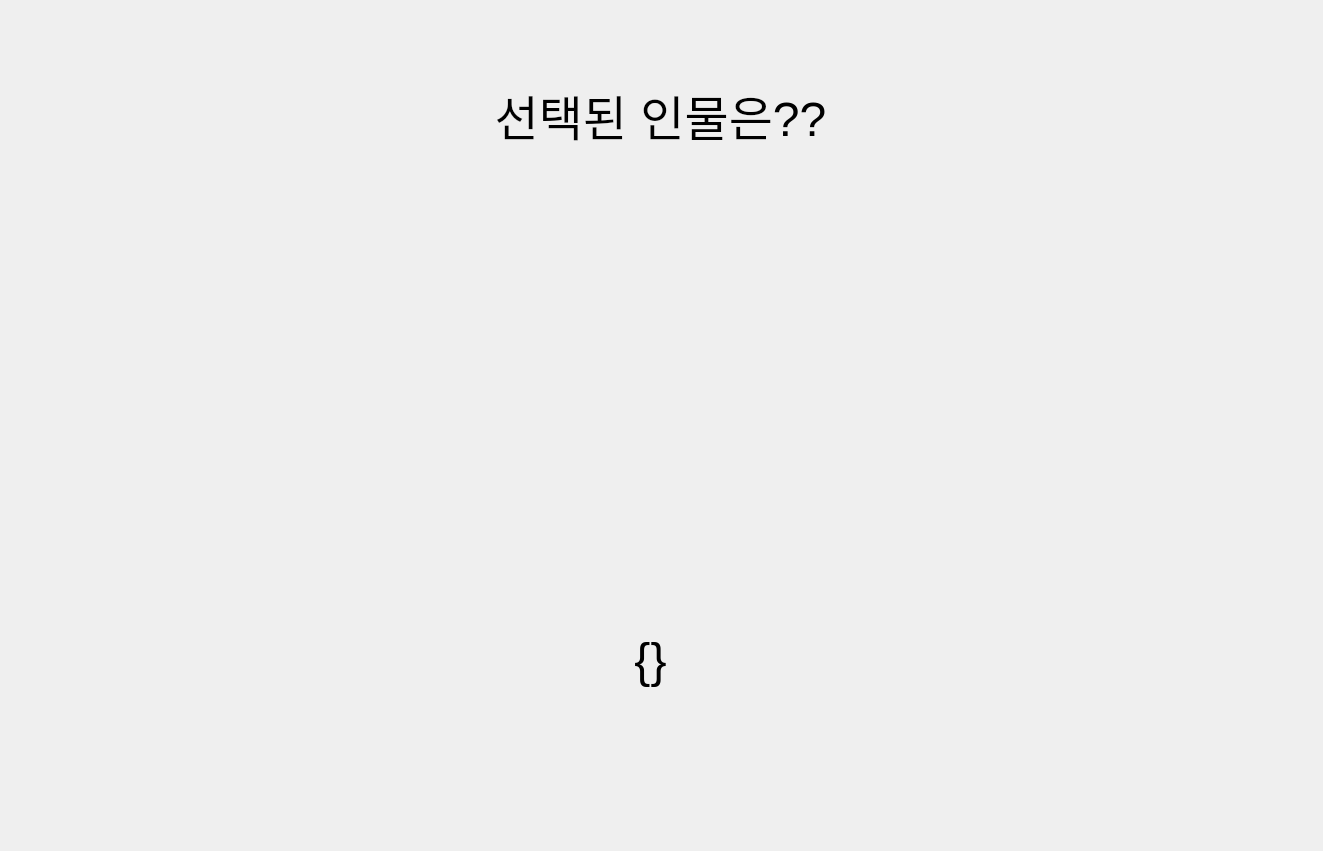
Above: src/mind/qt6/UI/EmotionBoard.ui from RE-STED/RE-STED-front before the change. Below: the same form after it.
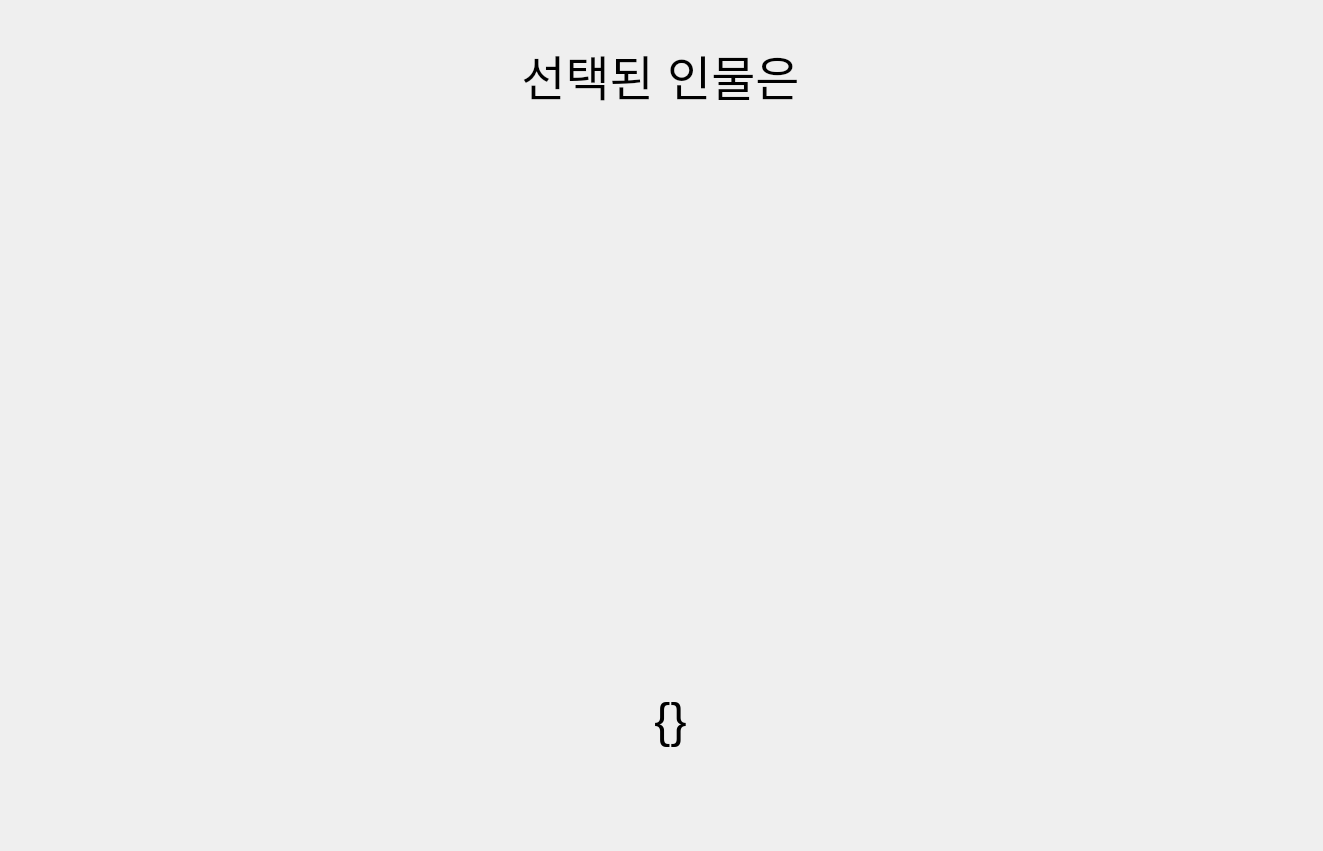
That is the form after the change.

Commit message: Emotion 이미지 깨짐 해결

```diff
--- a/src/mind/qt6/UI/EmotionBoard.ui
+++ b/src/mind/qt6/UI/EmotionBoard.ui
@@ -62,20 +62,20 @@
     <property name="geometry">
      <rect>
       <x>410</x>
-      <y>80</y>
+      <y>40</y>
       <width>501</width>
       <height>61</height>
      </rect>
     </property>
     <property name="text">
-     <string>&lt;html&gt;&lt;head/&gt;&lt;body&gt;&lt;p align=&quot;center&quot;&gt;&lt;span style=&quot; font-size:36pt;&quot;&gt;선택된 인물은??&lt;/span&gt;&lt;/p&gt;&lt;/body&gt;&lt;/html&gt;</string>
+     <string>&lt;html&gt;&lt;head/&gt;&lt;body&gt;&lt;p align=&quot;center&quot;&gt;&lt;span style=&quot; font-size:36pt;&quot;&gt;선택된 인물은&lt;/span&gt;&lt;/p&gt;&lt;/body&gt;&lt;/html&gt;</string>
     </property>
    </widget>
    <widget class="QLabel" name="name">
     <property name="geometry">
      <rect>
-      <x>550</x>
-      <y>600</y>
+      <x>570</x>
+      <y>660</y>
       <width>201</width>
       <height>121</height>
      </rect>
@@ -93,10 +93,10 @@
    <widget class="QLabel" name="ImgForGroup">
     <property name="geometry">
      <rect>
-      <x>460</x>
-      <y>200</y>
-      <width>441</width>
-      <height>341</height>
+      <x>240</x>
+      <y>110</y>
+      <width>831</width>
+      <height>581</height>
      </rect>
     </property>
     <property name="text">
@@ -106,10 +106,10 @@
    <widget class="QLabel" name="ImgForOne">
     <property name="geometry">
      <rect>
-      <x>480</x>
-      <y>170</y>
-      <width>361</width>
-      <height>411</height>
+      <x>470</x>
+      <y>150</y>
+      <width>381</width>
+      <height>481</height>
      </rect>
     </property>
     <property name="text">
```
Left out of the diff: 24 changed lines with no effect on the pictures. The commit also changes 2 other files.
